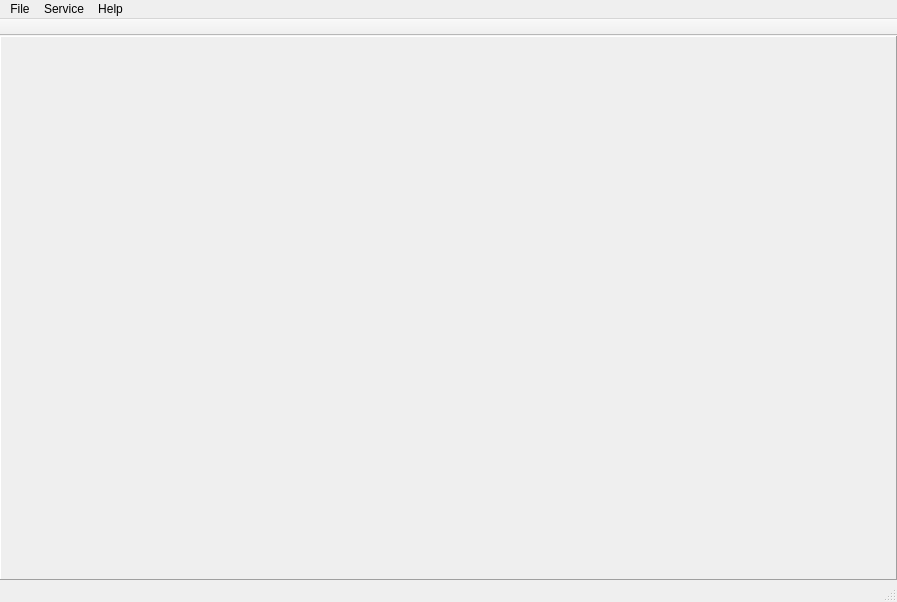
Before: the Qt Designer form mainwindow.ui in caxapyk/pa-decision, drawn with Qt 5.
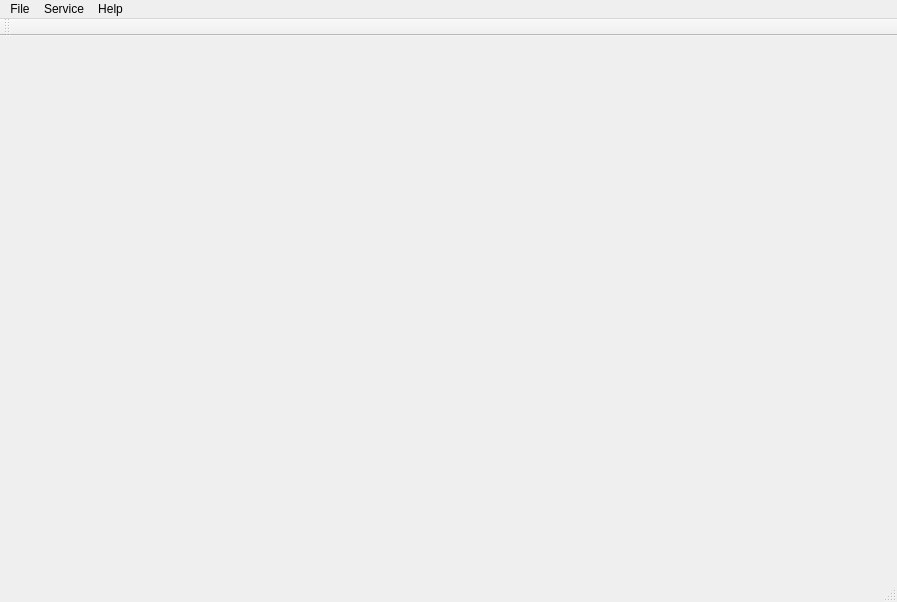
After: the same form once the commit is applied. Icons and pictures are not drawn.

Patch:
```diff
--- a/mainwindow.ui
+++ b/mainwindow.ui
@@ -49,10 +49,10 @@
     <item>
      <widget class="QSplitter" name="splitter_layout">
       <property name="frameShape">
-       <enum>QFrame::Panel</enum>
+       <enum>QFrame::NoFrame</enum>
       </property>
       <property name="frameShadow">
-       <enum>QFrame::Raised</enum>
+       <enum>QFrame::Plain</enum>
       </property>
       <property name="orientation">
        <enum>Qt::Horizontal</enum>
@@ -107,8 +107,14 @@
    <property name="windowTitle">
     <string>toolBar</string>
    </property>
+   <property name="autoFillBackground">
+    <bool>false</bool>
+   </property>
    <property name="movable">
-    <bool>false</bool>
+    <bool>true</bool>
+   </property>
+   <property name="orientation">
+    <enum>Qt::Horizontal</enum>
    </property>
    <property name="iconSize">
     <size>
```
